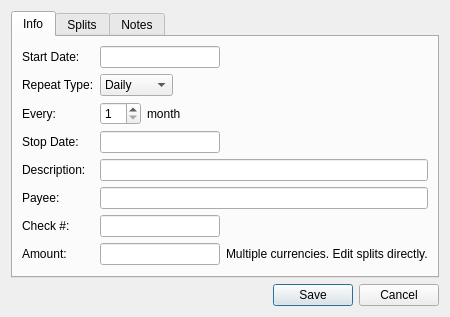
The window that qt/ui/schedule_panel.ui (Mouchnino/moneyguru) describes before a commit, drawn with Qt 5.
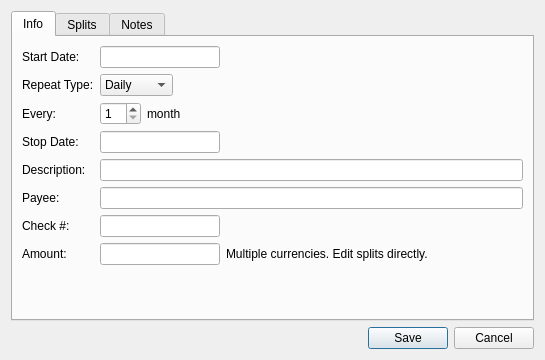
The same window after the commit. Icons and pictures are not drawn. Custom widgets are drawn as their Qt base class.

Diff of the .ui file:
```diff
--- a/qt/ui/schedule_panel.ui
+++ b/qt/ui/schedule_panel.ui
@@ -6,8 +6,8 @@
    <rect>
     <x>0</x>
     <y>0</y>
-    <width>428</width>
-    <height>298</height>
+    <width>545</width>
+    <height>360</height>
    </rect>
   </property>
   <property name="windowTitle">
```
Left out of the diff: 8 changed lines with no effect on the pictures.
